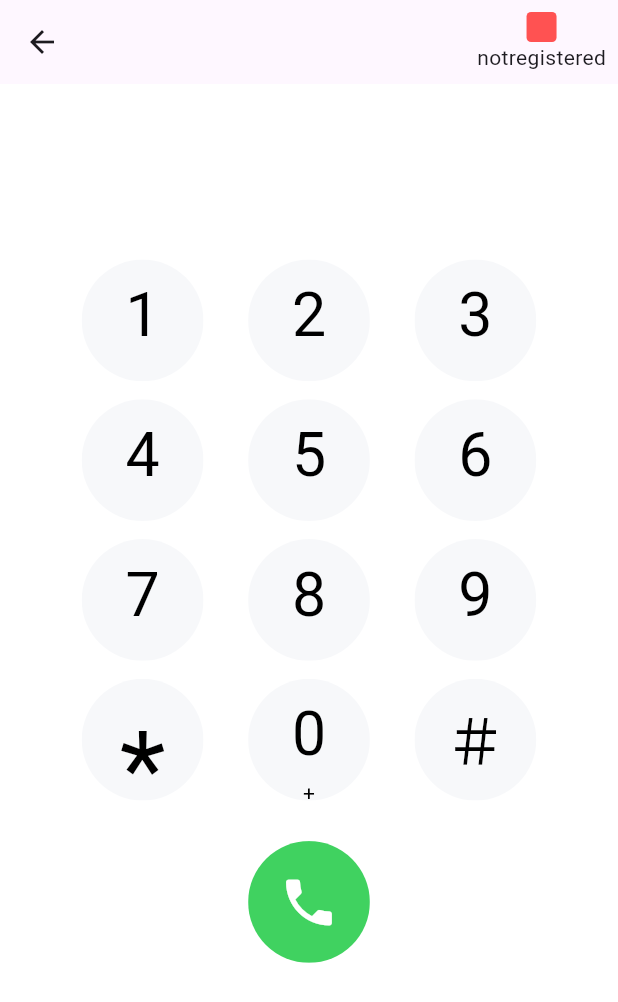
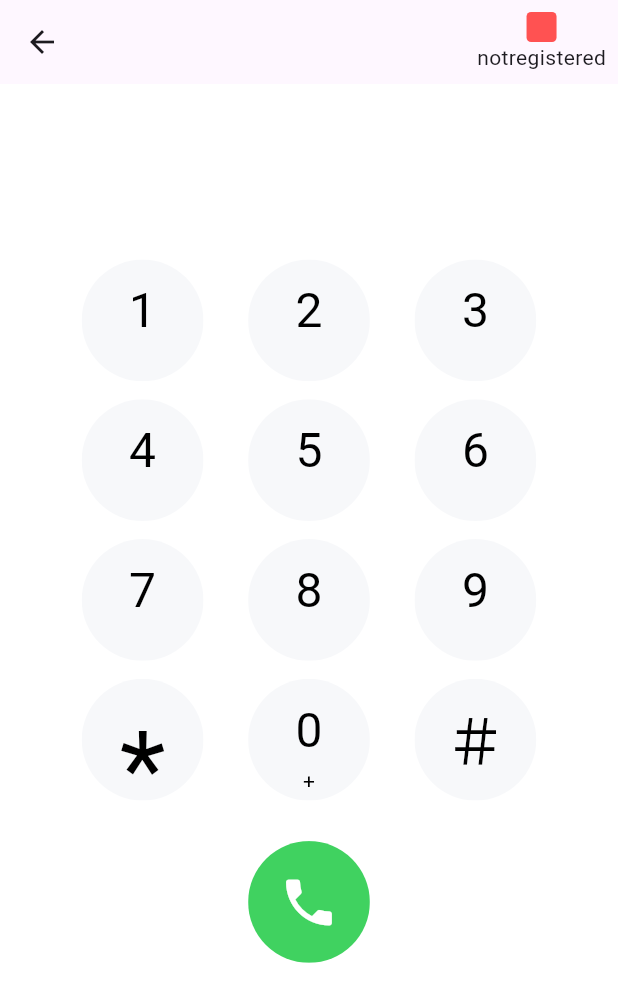
Before and after one commit to Armancoders/mytell_flutter_App, a Flutter app: the DialPadScreen screen opened by its route, on a phone screen of 412 x 824 dp. Shown: the top 1002 px of the screen. Run offline on Flutter 3.47's test engine with Material 3 defaults, Android fonts, the phone set to English and light mode, and no system bars; our stand-ins replace audioplayers, firebase_core, firebase_messaging, flutter_blue_plus, flutter_contacts, flutter_local_notifications and 8 more; missing offline and left inert: bluetooth_enable_fork, flutter_background_service, flutter_callkit_incoming, flutter_dialpad, flutter_downloader, flutter_dtmf and 4 more; accounts and stored records are empty; network calls fail.

```diff
--- a/lib/src/component/mytell_dialpad.dart
+++ b/lib/src/component/mytell_dialpad.dart
@@ -6,6 +6,7 @@ import 'package:flutter/material.dart';
 import 'package:flutter_masked_text2/flutter_masked_text2.dart';
 // ignore: depend_on_referenced_packages
 import 'package:flutter_dtmf/dtmf.dart';
+import 'package:voipmax/src/core/theme/text_theme.dart';
 
 class MyTellDialPad extends StatefulWidget {
   final ValueSetter<String>? makeCall;
@@ -284,11 +285,8 @@ class _DialButtonState extends State<DialButton>
                                       ),
                                       Text(
                                         widget.title!,
-                                        style: TextStyle(
-                                            fontSize: sizeFactor / 2,
-                                            color: widget.textColor != null
-                                                ? widget.textColor
-                                                : Colors.black),
+                                        style: textTitleXXLarge.copyWith(
+                                            fontWeight: FontWeight.normal),
                                       ),
                                       if (!widget.hideSubtitle)
                                         Text(widget.subtitle!,
```
